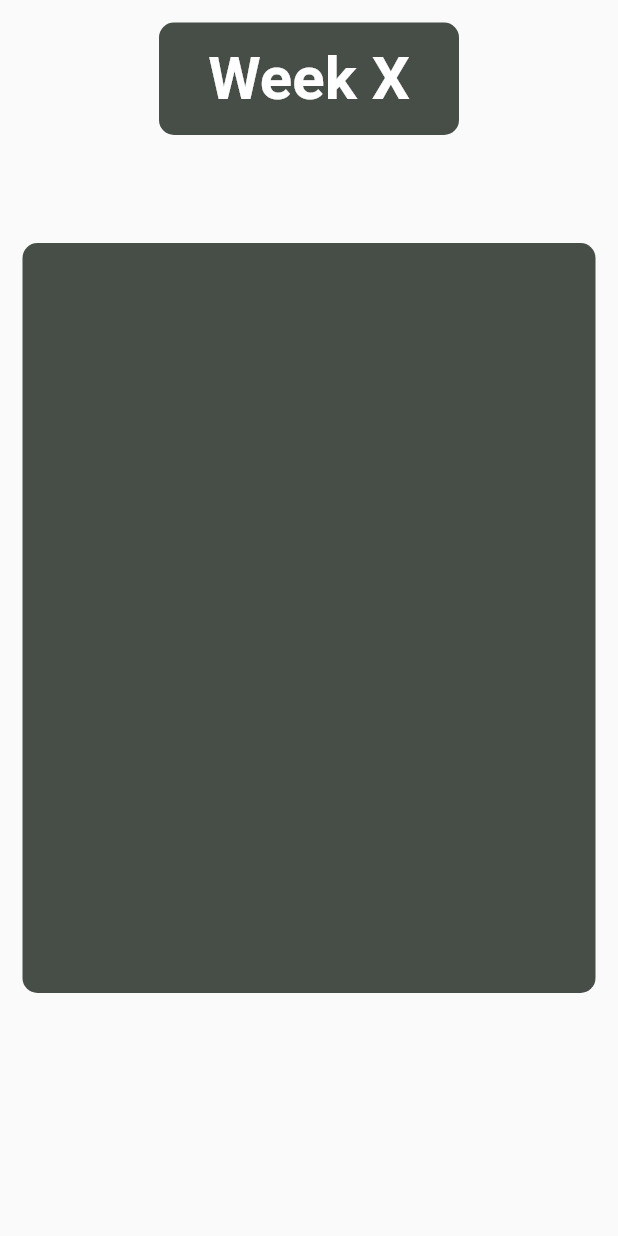
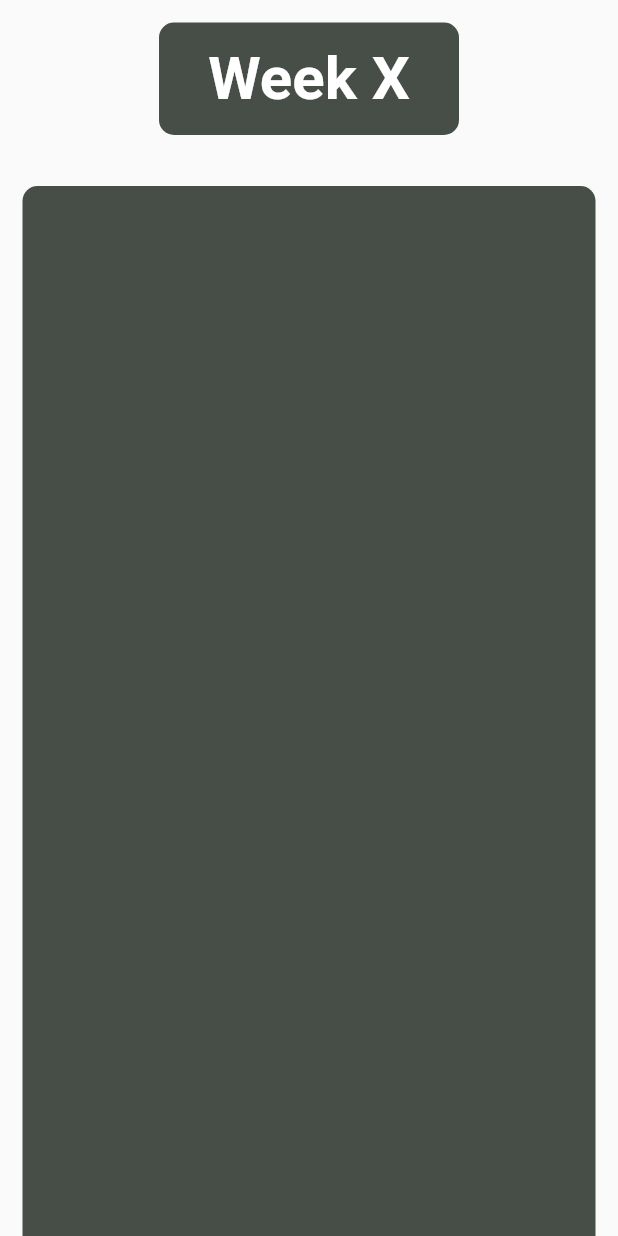
Before and after one commit to acolloredo/PostNote, a Flutter app: the screen it shows after launch, on a phone screen of 412 x 824 dp. Run offline on Flutter 3.47's test engine with Material 2 defaults, Android fonts, the phone set to English and light mode, and no system bars; our stand-ins replace cloud_firestore, firebase_core, flutter_svg; accounts and stored records are empty.

Commit message:
fixed overflow

```diff
--- a/post_note/lib/WeekFolder.dart
+++ b/post_note/lib/WeekFolder.dart
@@ -4,8 +4,13 @@ import 'package:post_note/palette.dart';
 class WeekFolder extends StatelessWidget {
   @override
   Widget build(BuildContext context) {
+    double width = MediaQuery.of(context).size.width;
+    double height = MediaQuery.of(context).size.height;
     return Material(
-      child: Stack(
+      child: SingleChildScrollView(
+        child: Wrap(
+          spacing: 8.0,
+          runSpacing: 4.0,
           children: <Widget>[
             ClipRRect(
                 borderRadius: BorderRadius.circular(30.0),
@@ -37,9 +42,9 @@ class WeekFolder extends StatelessWidget {
                   child: Align(
                     alignment: Alignment.center,
                     child: Container(
-                    alignment: Alignment.center,
-                    width: 1000,
-                    height: 500,
+                      alignment: Alignment.bottomCenter,
+                      width: width,
+                      height: height,
                       margin: EdgeInsets.all(15.0),
                       decoration: BoxDecoration(
                         color: Palette.outerSpace,
@@ -50,6 +55,7 @@ class WeekFolder extends StatelessWidget {
                 )),
           ],
         ),
+      ),
     );
   }
 }
```
Lines whose indentation alone changed are shown as unchanged.
